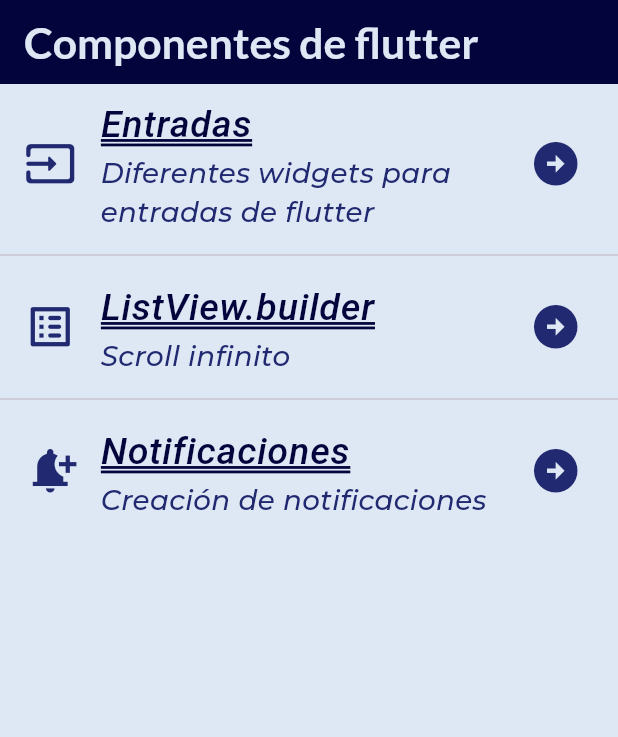
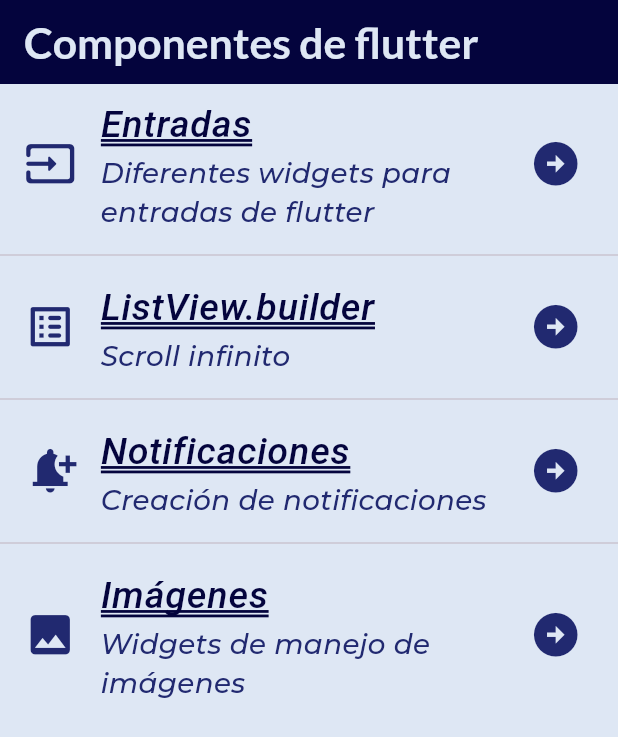
Before and after one commit to gnievap/componentes_flutter5c, a Flutter app: the screen it shows after launch, on a phone screen of 412 x 824 dp. Shown: the top 737 px of the screen. Run offline on Flutter 3.47's test engine with Material 3 defaults, Android fonts, the phone set to English and light mode, and no system bars; our stand-ins replace google_fonts; Roboto replaces fonts that are missing (Acme).

Commit message:
Images 1

```diff
--- a/lib/screens/home_screen.dart
+++ b/lib/screens/home_screen.dart
@@ -1,4 +1,5 @@
 import 'package:flutter/material.dart';
+import 'package:practica3_5c24/screens/images_screen.dart';
 import 'package:practica3_5c24/screens/infinite_list_screen.dart';
 import 'package:practica3_5c24/screens/inputs_screen.dart';
 import 'package:practica3_5c24/screens/notifications_screen.dart';
@@ -91,6 +92,31 @@
               Navigator.push(context, ruta3);
             },
           ),
+          const Divider(),
+          ListTile(
+            leading: IconTheme(
+              data: AppTheme.lightTheme.iconTheme,
+              child: const Icon(Icons.image),
+            ),
+            title: Text(
+              'Imágenes',
+              style: AppTheme.lightTheme.textTheme.headlineLarge,
+            ),
+            subtitle: Text(
+              'Widgets de manejo de imágenes',
+              style: AppTheme.lightTheme.textTheme.bodySmall,
+            ),
+            trailing: IconTheme(
+              data: AppTheme.lightTheme.iconTheme,
+              child: const Icon(Icons.arrow_circle_right),
+            ),
+            onTap: () {
+              final ruta4 = MaterialPageRoute(builder: (context) {
+                return const ImagesScreen();
+              });
+              Navigator.push(context, ruta4);
+            },
+          ),
         ],
       ),
     );
--- a/pubspec.yaml
+++ b/pubspec.yaml
@@ -18,3 +18,6 @@
 
 flutter:
   uses-material-design: true
+  assets:
+    - assets/imgs/hhusky.jpg
+    - assets/imgs/huskies.jpg
```
Also changed, not shown: lib/screens/images_screen.dart (added, +34 -0 lines), assets/imgs/huskies.jpg (added).
